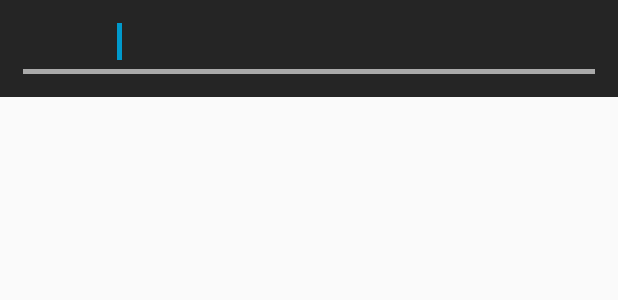
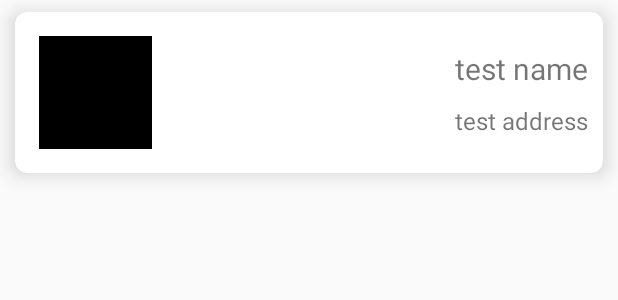
Before and after one commit to byshy/MyChalet, an Android app: the layout list_item.xml on its own in the app's theme, with its tools: preview values and no code run, on a phone screen of 412 x 824 dp. Shown: the top 300 px of the screen. Run offline under Robolectric (Android 15) with nearby library versions, the phone set to English and light mode, and no system bars.

Commit message:
Added home screen recycler view and a card view

```diff
--- a/app/src/main/res/layout/activity_main.xml
+++ b/app/src/main/res/layout/activity_main.xml
@@ -13,6 +13,7 @@
         android:text="upload" />
 
     <android.support.v7.widget.RecyclerView
+        android:id="@+id/main_activity_recycler"
         android:layout_width="match_parent"
         android:layout_height="match_parent"
         android:layout_alignParentLeft="true"
--- a/app/src/main/res/layout/list_item.xml
+++ b/app/src/main/res/layout/list_item.xml
@@ -1,59 +1,55 @@
 <?xml version="1.0" encoding="utf-8"?>
-<RelativeLayout xmlns:android="http://schemas.android.com/apk/res/android"
-    xmlns:tools="http://schemas.android.com/tools"
-    android:id="@+id/myRelativ"
+<android.support.v7.widget.CardView xmlns:android="http://schemas.android.com/apk/res/android"
+    xmlns:app="http://schemas.android.com/apk/res-auto"
+    android:id="@+id/main_activity_card_view_list_item"
     android:layout_width="match_parent"
     android:layout_height="wrap_content"
-    android:background="#252525">
+    android:layout_marginLeft="10dp"
+    android:layout_marginTop="8dp"
+    android:layout_marginRight="10dp"
+    android:layout_marginBottom="8dp"
+    android:background="#252525"
+    app:cardCornerRadius="8dp"
+    app:cardElevation="8dp">
 
-    <LinearLayout
+    <RelativeLayout
         android:layout_width="match_parent"
-        android:layout_height="wrap_content"
-        android:orientation="vertical"
-        android:padding="15dp">
+        android:layout_height="match_parent">
 
         <LinearLayout
-            android:layout_width="match_parent"
-            android:layout_height="wrap_content"
-
-            android:layout_alignParentTop="true"
-            android:layout_marginBottom="6dp"
-
-            android:layout_weight="1"
-            android:orientation="horizontal">
+            android:gravity="right"
+            android:layout_alignParentRight="true"
+            android:layout_centerVertical="true"
+            android:layout_width="wrap_content"
+            android:orientation="vertical"
+            android:layout_height="wrap_content">
 
             <TextView
-                android:id="@+id/id"
+                android:id="@+id/chalet_name"
                 android:layout_width="wrap_content"
                 android:layout_height="wrap_content"
-                android:layout_weight="1"
-                android:gravity="center_horizontal"
-                android:textColor="@android:color/background_light"
-                android:textSize="18sp" />
-
-            <LinearLayout
-                android:layout_width="3dp"
-                android:layout_height="match_parent"
-                android:background="@android:color/holo_blue_dark"
-                android:orientation="vertical" />
+                android:layout_margin="10dp"
+                android:text="test name"
+                android:textSize="20sp" />
 
             <TextView
-                android:id="@+id/name"
+                android:id="@+id/chalet_address"
                 android:layout_width="wrap_content"
                 android:layout_height="wrap_content"
-                android:layout_weight="5"
-                android:gravity="center_horizontal"
-                android:textColor="@android:color/background_light"
-                android:textSize="18sp" />
+                android:layout_marginRight="10dp"
+                android:layout_marginBottom="10dp"
+                android:text="test address"
+                android:textSize="16sp" />
 
         </LinearLayout>
 
-        <LinearLayout
-            android:layout_width="match_parent"
-            android:layout_height="3dp"
-            android:layout_weight="1"
-            android:background="@android:color/darker_gray"
-            android:orientation="horizontal" />
-    </LinearLayout>
+        <ImageView
+            android:layout_width="75dp"
+            android:layout_height="75dp"
+            android:layout_alignParentLeft="true"
+            android:layout_margin="16dp"
+            android:background="#000000" />
 
-</RelativeLayout>
+    </RelativeLayout>
+
+</android.support.v7.widget.CardView>
--- a/build.gradle
+++ b/build.gradle
@@ -7,7 +7,7 @@ buildscript {
         jcenter()
     }
     dependencies {
-        classpath 'com.android.tools.build:gradle:3.2.0'
+        classpath 'com.android.tools.build:gradle:3.2.1'
         classpath 'com.google.gms:google-services:4.0.1'
 
         // NOTE: Do not place your application dependencies here; they belong
```
Also changed, not shown: app/src/main/java/com/byshy/mychalet/Activities/LoginActivity.java (+3 -4 lines), app/src/main/java/com/byshy/mychalet/Activities/MainActivity.java (+48 -3 lines), app/src/main/java/com/byshy/mychalet/Adapters/MyAdapter.java (+22 -89 lines).
